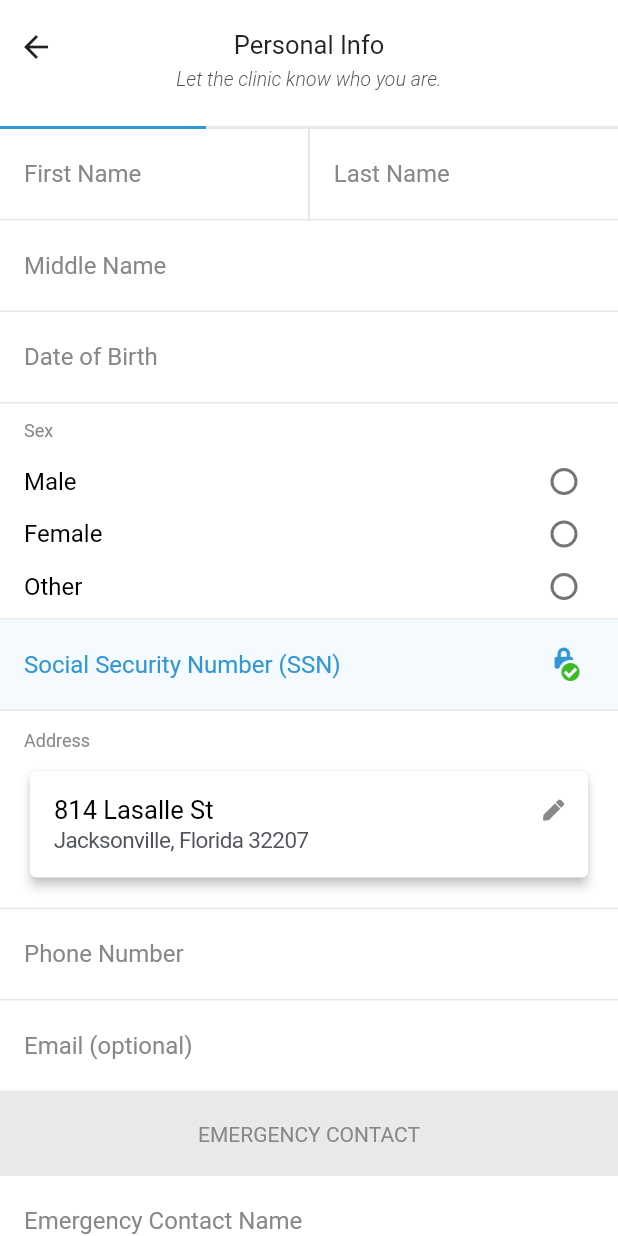
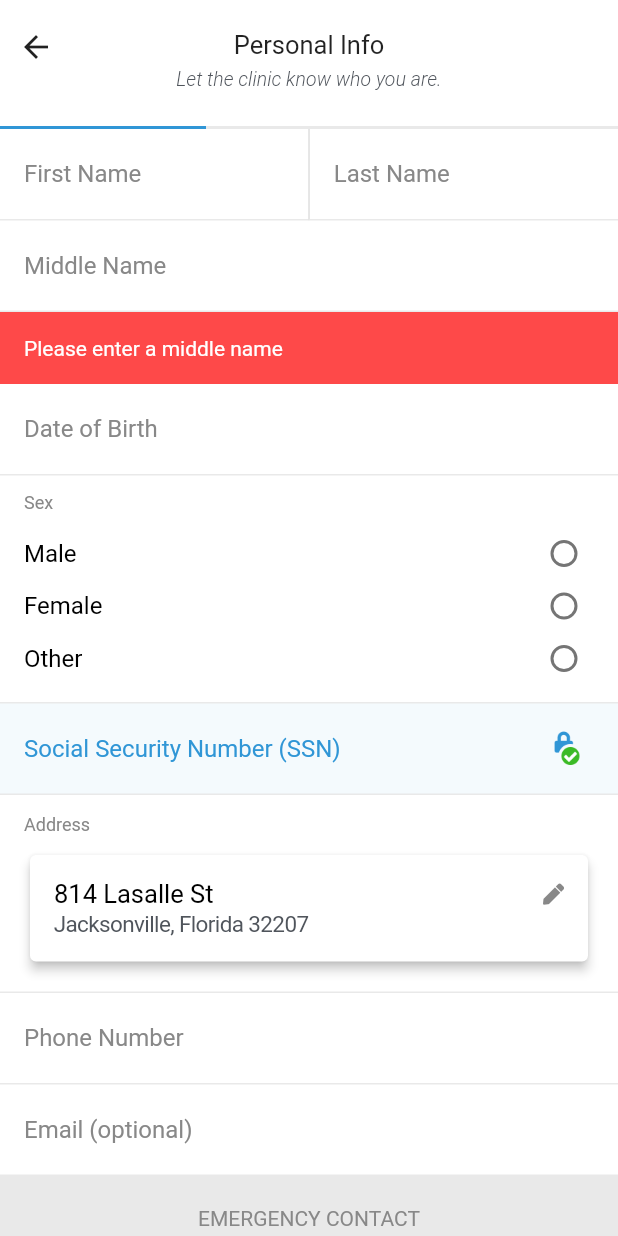
Before and after one commit to rothso/checkin, a Flutter app: the PersonalInfoScreen screen opened directly, on a phone screen of 412 x 824 dp. Run offline on Flutter 3.47's test engine with Material 2 defaults, Android fonts, the phone set to English and light mode, and no system bars; our stand-ins replace font_awesome_flutter.

Commit message:
Begin working on form validation

```diff
--- a/lib/main.dart
+++ b/lib/main.dart
@@ -190,11 +190,13 @@ class PersonalInfoScreen extends StatelessWidget {
                 ),
               ),
               Expanded(
+                child: Form(
                   child: ListView(
                     shrinkWrap: true,
                     children: [
                       IntrinsicHeight(
                         child: Row(
+                          crossAxisAlignment: CrossAxisAlignment.start,
                           children: [
                             Flexible(
                               child: TextInput(
@@ -213,6 +215,16 @@ class PersonalInfoScreen extends StatelessWidget {
                         ),
                       ),
                       TextInput(label: "Middle Name", text: "Ben"),
+                      Container(
+                        color: Color(0xfffe4949),
+                        padding: EdgeInsets.all(16.0),
+                        child: Text(
+                          "Please enter a middle name",
+                          style: TextStyle(
+                            color: Colors.white,
+                          ),
+                        ),
+                      ),
                       // TODO: use native date selector
                       TextInput(label: "Date of Birth", text: "June 6, 1980"),
                       RadioInput("Sex", {
@@ -292,6 +304,7 @@ class PersonalInfoScreen extends StatelessWidget {
                         text: "Next Step: Billing & Insurance",
                       ),
                     ],
+                  ),
                 ),
               ),
             ],
@@ -1051,6 +1064,7 @@ class RadioInputState extends State<RadioInput> {
                 controlAffinity: ListTileControlAffinity.trailing,
               ),
             ),
+          SizedBox(height: 8.0),
         ],
       ),
     );
```
Lines whose indentation alone changed are shown as unchanged.
